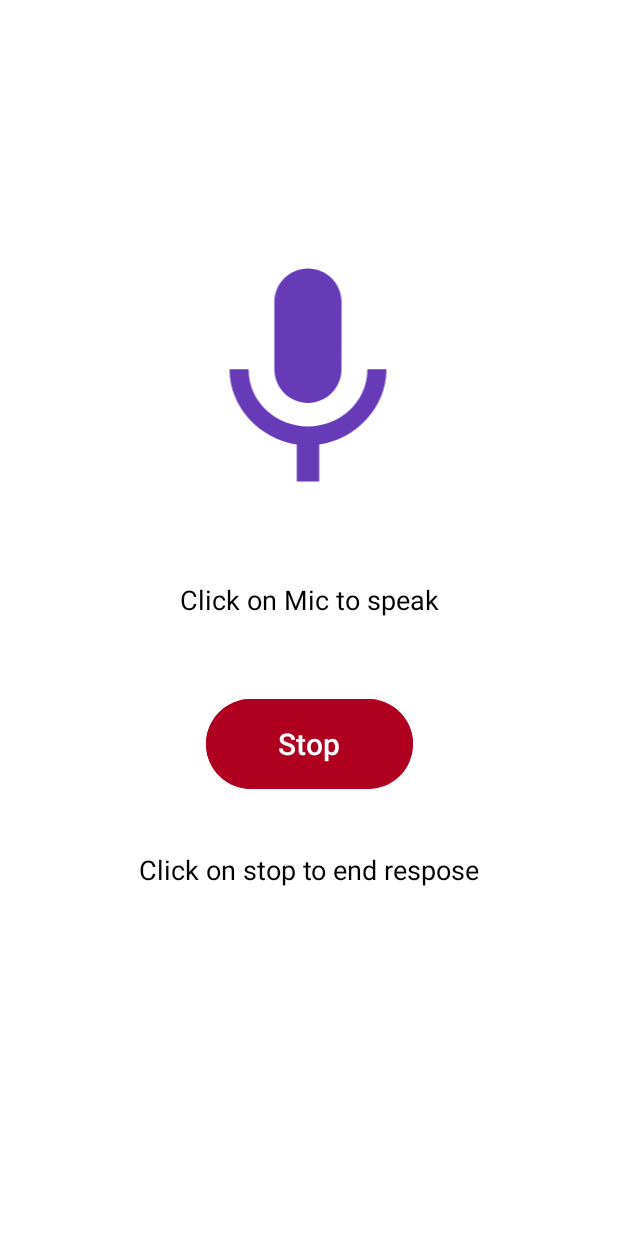
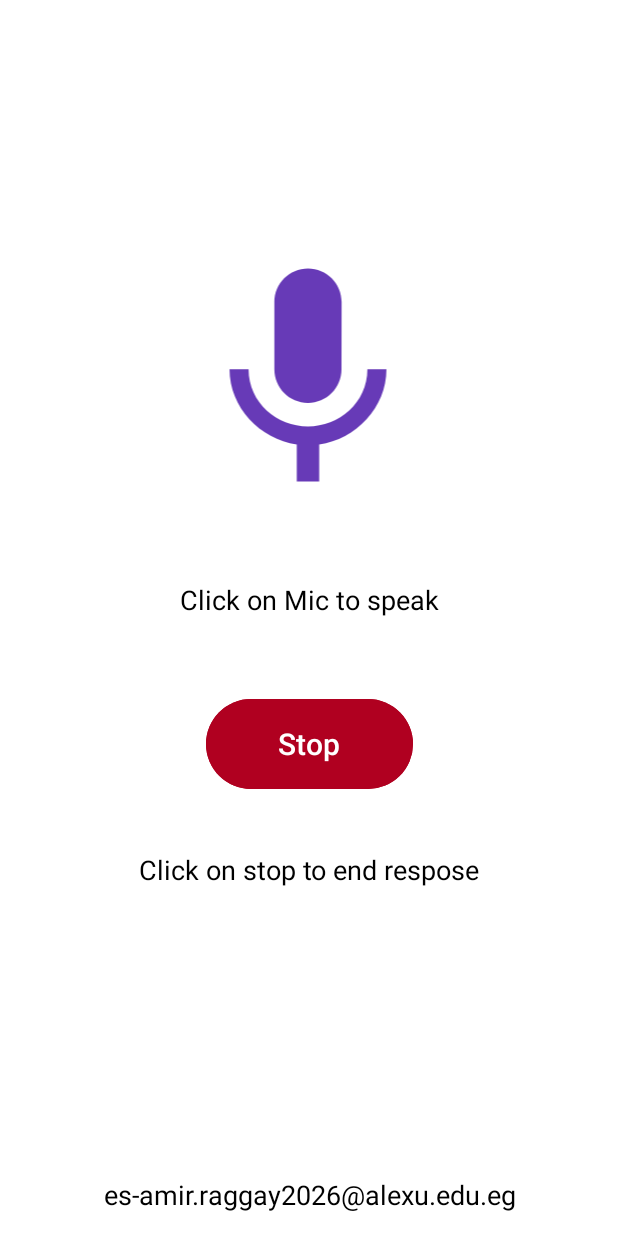
Before and after one commit to Amir-Ragaie/Ask-Ai, an Android app: the screen it shows after launch (MainActivity), on a phone screen of 412 x 824 dp. Run offline under Robolectric (Android 15) with nearby library versions, the phone set to English and light mode, and no system bars; libraries missing offline, so code that uses them is left out: com.google.ai.client.

Commit message:
Adding Email

```diff
--- a/app/src/main/java/com/example/project/MainActivity.kt
+++ b/app/src/main/java/com/example/project/MainActivity.kt
@@ -23,6 +23,7 @@
     override fun onCreate(savedInstanceState: Bundle?) {
         super.onCreate(savedInstanceState)
         setContentView(R.layout.activity_main)
+
 
         outputTV = findViewById(R.id.idTVOutput)
         micIV = findViewById(R.id.idIVMic)
--- a/app/src/main/res/layout/activity_main.xml
+++ b/app/src/main/res/layout/activity_main.xml
@@ -65,5 +65,17 @@
         app:layout_constraintStart_toStartOf="parent"
         app:layout_constraintTop_toBottomOf="@id/idIVMic" />
 
+    <TextView
+        android:id="@+id/contacts"
+        android:layout_width="match_parent"
+        android:layout_height="wrap_content"
+        android:layout_marginBottom="15dp"
+        android:gravity="center"
+        android:text="es-amir.raggay2026@alexu.edu.eg"
+        android:textColor="@color/black"
+        android:textSize="18sp"
+        app:layout_constraintEnd_toEndOf="parent"
+        app:layout_constraintStart_toStartOf="parent"
+        app:layout_constraintBottom_toBottomOf="parent" />
 
 </androidx.constraintlayout.widget.ConstraintLayout>
```
